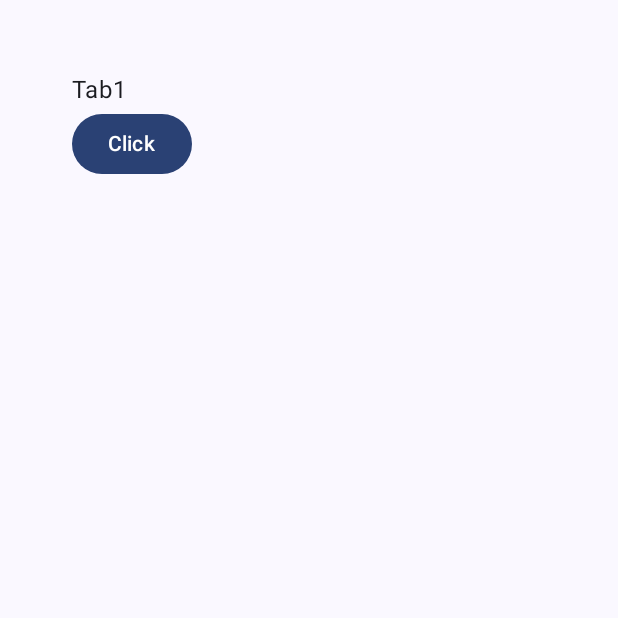
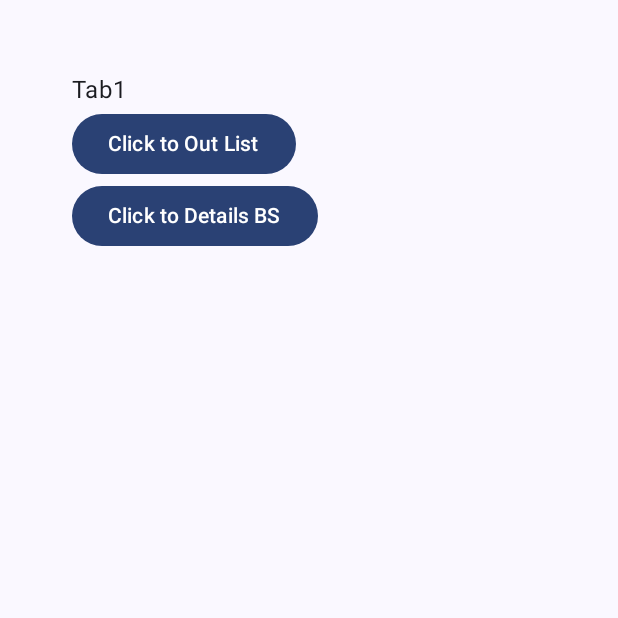
Before and after one commit to EvgenBES/DecomposeEx, an Android app built with Jetpack Compose: the composable TabView shown on its own in the app's theme, on a phone screen of 412 x 824 dp, the top half of it. Run offline under Robolectric (Android 15) with nearby library versions, the phone set to English and light mode, and no system bars.

Commit message:
Initial commit #4

```diff
--- a/app/src/main/java/com/blackstone/decomposetest/decompose/modules/MRootContent.kt
+++ b/app/src/main/java/com/blackstone/decomposetest/decompose/modules/MRootContent.kt
@@ -16,7 +16,8 @@ fun MRootContent(component: MRootComponent) {
 
     val bottomSheetState = rememberSlotModalBottomSheetState(
         slot = component.slot,
-        onDismiss = component::dismiss
+        onDismiss = component::dismiss,
+        skipHalfExpanded = true,
     ) {
         it.instance.content.Content(Modifier)
     }
--- a/feature/cards/api/src/main/java/com/decompose/cards/api/CardsRoute.kt
+++ b/feature/cards/api/src/main/java/com/decompose/cards/api/CardsRoute.kt
@@ -3,5 +3,5 @@ package com.decompose.cards.api
 import com.decompose.navigation.Destination
 
 interface CardsRoute {
-    fun navigate(): Destination
+    fun destination(): Destination
 }
--- a/feature/cards/impl/src/main/java/com/decompose/cards/presentation/routing/CardsRoute.kt
+++ b/feature/cards/impl/src/main/java/com/decompose/cards/presentation/routing/CardsRoute.kt
@@ -6,7 +6,7 @@ import org.koin.core.annotation.Factory
 
 @Factory
 internal class CardsRouteImpl : CardsRoute {
-    override fun navigate(): Destination {
+    override fun destination(): Destination {
         return CardsDestination()
     }
 }
--- a/feature/dashboard/impl/src/main/java/com/decompose/dashboard/presentation/DashboardContent.kt
+++ b/feature/dashboard/impl/src/main/java/com/decompose/dashboard/presentation/DashboardContent.kt
@@ -33,9 +33,8 @@ class DashboardContent(
         val activeConfig = childStack.active.configuration
 
         val tabs = remember { component.fetchTabs() }
-        val activeTab: NavTabItem = remember(activeConfig) {
+        val activeTab: NavTabItem? = remember(activeConfig) {
             tabs.find { it.destination == activeConfig }?.item
-                ?: error("Unknown active config $activeConfig")
         }
 
         Column(Modifier.fillMaxSize()) {
@@ -59,7 +58,7 @@ class DashboardContent(
 @Composable
 private fun BottomMenu(
     tabs: List<NavTab>,
-    activeTab: NavTabItem,
+    activeTab: NavTabItem?,
     onTabClick: (NavTab) -> Unit,
 ) {
     NavigationBar {
--- a/feature/tab1/impl/build.gradle.kts
+++ b/feature/tab1/impl/build.gradle.kts
@@ -60,7 +60,7 @@ dependencies {
     ksp("io.insert-koin:koin-ksp-compiler:1.3.1")
 
     implementation(project(":common"))
-    implementation(project(":feature:details:api"))
+    implementation(project(":feature:cards:api"))
     implementation(project(":feature:dashboard:api"))
     implementation(project(":feature:tab1:api"))
 }
--- a/feature/tab1/impl/src/main/java/com/decompose/tab1/presentation/screen/Tab1Content.kt
+++ b/feature/tab1/impl/src/main/java/com/decompose/tab1/presentation/screen/Tab1Content.kt
@@ -18,7 +18,8 @@ internal class Tab1Content(
     override fun Content(modifier: Modifier) {
         TabView(
             modifier = modifier,
-            onClick = component::navigateTo
+            onClick = component::navigateTo,
+            onDetails = component::navigateToDetails,
         )
     }
 }
@@ -27,6 +28,7 @@ internal class Tab1Content(
 private fun TabView(
     modifier: Modifier,
     onClick: () -> Unit = {},
+    onDetails: () -> Unit = {},
 ) {
     Column(
         modifier = modifier,
@@ -39,7 +41,11 @@ private fun TabView(
                 Text("Tab1")
 
                 Button(onClick = onClick) {
-                    Text("Click")
+                    Text("Click to Out List")
+                }
+
+                Button(onClick = onDetails) {
+                    Text("Click to Details BS")
                 }
             }
         }
--- a/feature/tab2/impl/src/main/java/com/decompose/tab2/presentation/routing/Tab2Router.kt
+++ b/feature/tab2/impl/src/main/java/com/decompose/tab2/presentation/routing/Tab2Router.kt
@@ -1,7 +1,7 @@
 package com.decompose.tab2.presentation.routing
 
 import com.decompose.details.api.DetailsRoute
-import com.decompose.routing.Router
+import com.decompose.routing.TabRouter
 import org.koin.core.annotation.Factory
 import java.util.UUID
 
@@ -11,10 +11,10 @@ internal interface Tab2Router {
 
 @Factory
 internal class Tab2RouterImpl(
-    private val router: Router,
+    private val tabRouter: TabRouter,
     private val detailsRoute: DetailsRoute
 ) : Tab2Router {
     override fun navigateTo() {
-        router.push(detailsRoute.navigate(context = UUID.randomUUID().toString()))
+        tabRouter.push(detailsRoute.navigate(context = UUID.randomUUID().toString()))
     }
 }
--- a/feature/tab2/impl/src/main/java/com/decompose/tab2/presentation/screen/Tab2Content.kt
+++ b/feature/tab2/impl/src/main/java/com/decompose/tab2/presentation/screen/Tab2Content.kt
@@ -39,7 +39,7 @@ private fun TabView(
                 Text("Tab2")
 
                 Button(onClick = onClick) {
-                    Text("Click")
+                    Text("Click to In Details")
                 }
             }
         }
```
Also changed, not shown: feature/tab1/impl/src/main/java/com/decompose/tab1/presentation/routing/Tab1Router.kt (+9 -2 lines).
